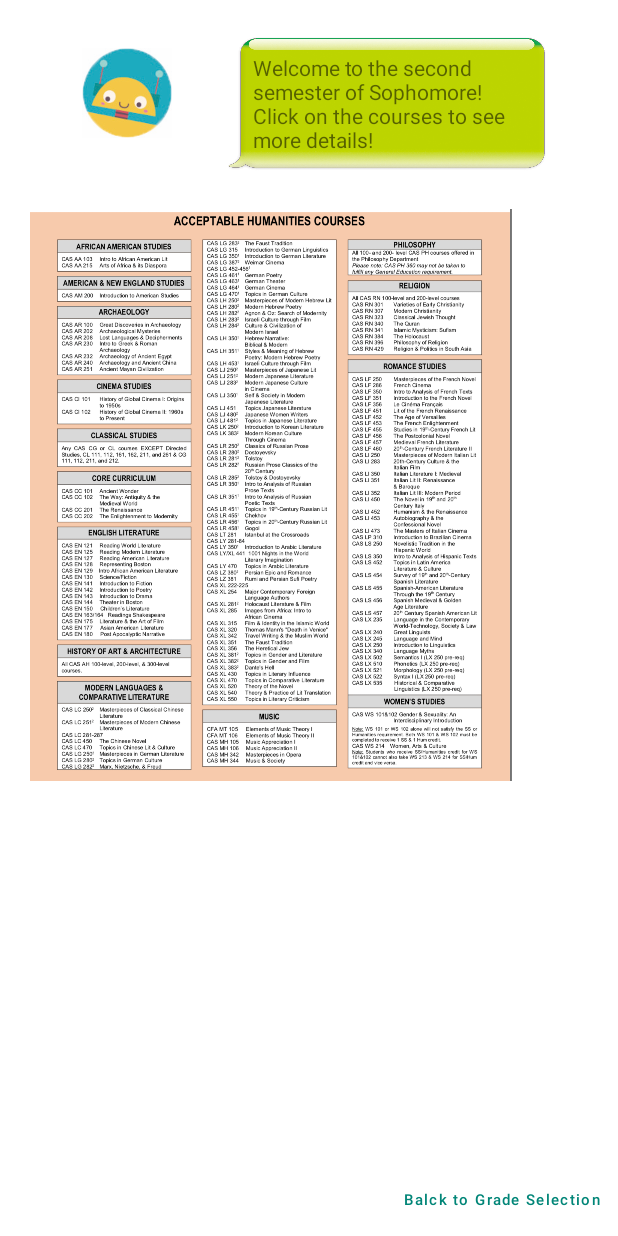
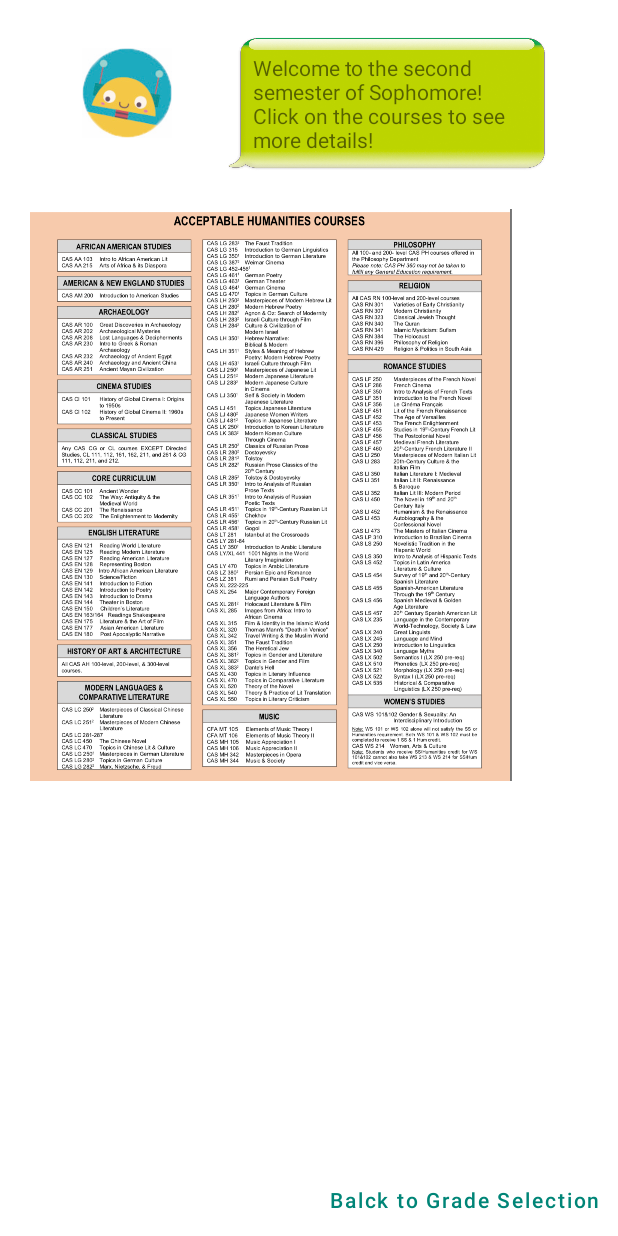
Before and after one commit to MengtingSong/Course_Suggestion_Chatbot, an Android app: the generaltemp screen opened directly, with no data from a screen before it, on a phone screen of 412 x 824 dp. Run offline under Robolectric (Android 15) with nearby library versions, the phone set to English and light mode, and no system bars; 3 statements that could not run were skipped.

Commit message:
Final Layout

```diff
--- a/app/src/main/res/layout/activity_generaltemp.xml
+++ b/app/src/main/res/layout/activity_generaltemp.xml
@@ -57,7 +57,6 @@ Click on the courses to see more details!"
         android:textAllCaps="false"
         android:textColor="@color/colorPrimary"
         android:textColorLink="@color/colorPrimaryDark"
-        android:textSize="10sp"
         app:layout_constraintBottom_toBottomOf="parent"
         app:layout_constraintEnd_toEndOf="parent" />
 
```
